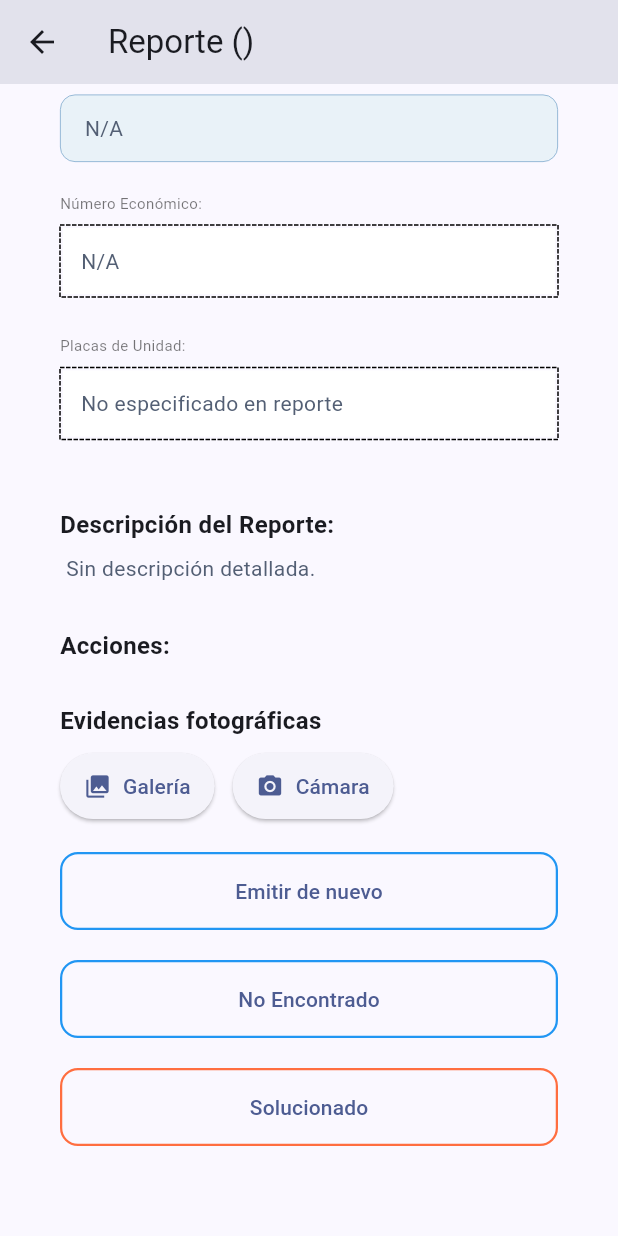
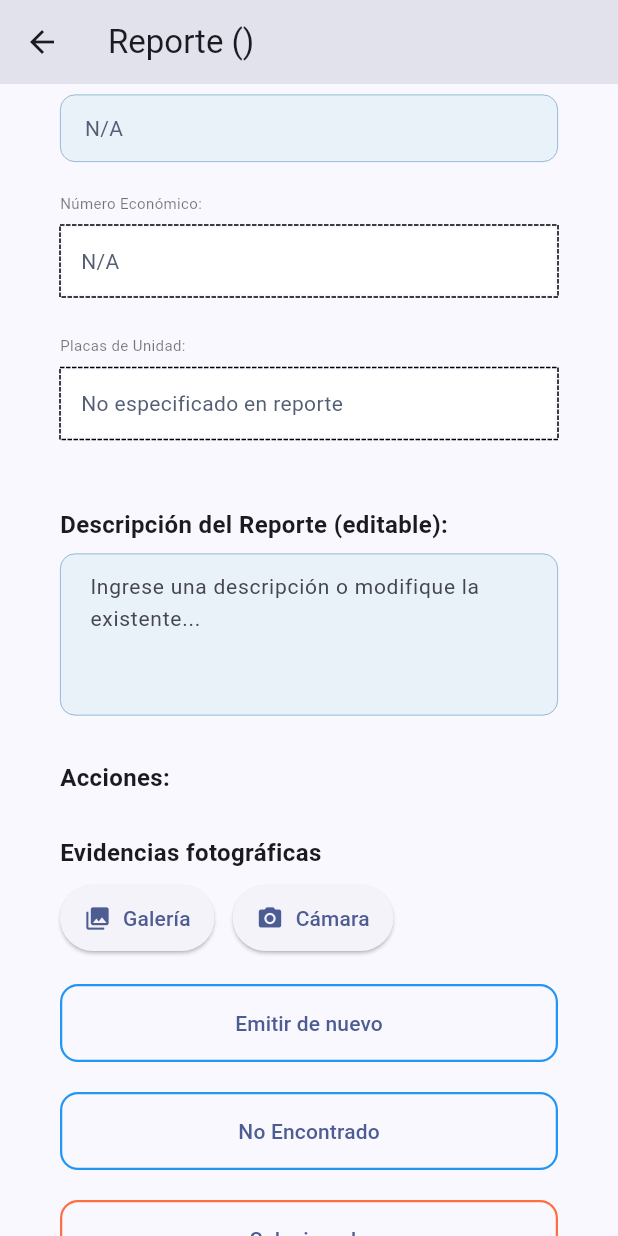
Before and after one commit to CoorsamexicoProgramadorJr/yard-safety-movil, a Flutter app: the ReporteDetailsPage screen opened directly with empty values, scrolled down 526 dp, on a phone screen of 412 x 824 dp. Run offline on Flutter 3.47's test engine with Material 3 defaults, Android fonts, the phone set to English and light mode, and no system bars; drawn by our look-alikes of dotted_border; our stand-ins replace circle_nav_bar, image_picker, shared_preferences; missing offline and left inert: dart_pusher_channels; accounts and stored records are empty.

Commit message:
ya quedo todo listo para funcionar

```diff
--- a/lib/config/app_config.dart
+++ b/lib/config/app_config.dart
@@ -1,4 +1,4 @@
 class AppConfig {
   //static const String baseUrl = "https://yard-safety-web-401457559403.us-central1.run.app/api/v1";
-  static const String baseUrl = "http://192.168.5.40:8000/api/v1"; // local
+  static const String baseUrl = "http://192.168.1.71:8000/api/v1"; // local
 }
--- a/lib/models/menu_rep.dart
+++ b/lib/models/menu_rep.dart
@@ -6,8 +6,13 @@ class MenuRep {
   final String unidad; // puede ser null
   final String empresa; // empresa_reporte (puede ser null)
   final String gravedad; // status_reporte_nombre (ej: Abierto, Cerrado, etc)
-  final String catalogo; // no lo vi directo, pero podrías meter eventos[0].nombre
+  final String catalogo; // eventos[0].nombre
   final List<String> eventos;
+
+  // 💡 CAMPOS CRUCIALES AÑADIDOS
+  final String rondaEjecutadaId;
+  final String zonaId;
+  final String ubicacionId;
 
   MenuRep({
     required this.id,
@@ -19,17 +24,40 @@ class MenuRep {
     required this.gravedad,
     required this.catalogo,
     required this.eventos,
+    // Inicialización de los nuevos campos
+    required this.rondaEjecutadaId,
+    required this.zonaId,
+    required this.ubicacionId,
   });
 
   factory MenuRep.fromJson(Map<String, dynamic> json) {
+    final ubicacionData = json['ubicacion'] as Map<String, dynamic>?;
+
+    // 1. Extracción de IDs (necesarias para re-emisión)
+    // Asumimos 'ronda_ejecutada_id' en el nivel raíz o un valor por defecto.
+    final rondaEjecutadaId = json['ronda_ejecutada_id']?.toString() ?? '1';
+
+    // Las IDs de Zona y Ubicación están anidadas.
+    final zonaId = ubicacionData?['zona_id']?.toString() ?? '1';
+    final ubicacionId = ubicacionData?['ubicacion_id']?.toString() ?? '';
+
+    // 2. Extracción del resto de campos
     return MenuRep(
-      id: json['id'].toString(),
+      id: json['id']?.toString() ?? '',
       tipo: json['categoria_reporte_nombre'] ?? '',
       descripcion: json['descripcion'] ?? '',
-      ubicacion: json['ubicacion']?['zona_nombre'] ?? 'Sin ubicación',
-      unidad: json['unidad'] != null ? json['unidad']['numero_economico']?.toString() ?? 'NA' : 'NA',
-      empresa: json['empresa_reporte'] != null ? json['empresa_reporte']['empresa_reporte']?.toString() ?? 'NA' : 'NA',
+
+      // Se extrae el nombre de la zona desde el objeto anidado
+      ubicacion: ubicacionData?['zona_nombre'] ?? 'Sin ubicación',
+
+      unidad: json['unidad'] != null
+          ? json['unidad']['numero_economico']?.toString() ?? 'NA'
+          : 'NA',
+      empresa: json['empresa_reporte'] != null
+          ? json['empresa_reporte']['empresa_reporte']?.toString() ?? 'NA'
+          : 'NA',
       gravedad: json['status_reporte_nombre'] ?? 'Desconocida',
+
       catalogo: (json['eventos'] != null && json['eventos'].isNotEmpty)
           ? json['eventos'][0]['nombre'] ?? ''
           : '',
@@ -37,6 +65,11 @@ class MenuRep {
               ?.map((e) => e['nombre'].toString())
               .toList() ??
           [],
+
+      // 3. Asignación de los nuevos campos (solución al error de compilación)
+      rondaEjecutadaId: rondaEjecutadaId,
+      zonaId: zonaId,
+      ubicacionId: ubicacionId,
     );
   }
 }
--- a/lib/pantallas/reporte_details_page.dart
+++ b/lib/pantallas/reporte_details_page.dart
@@ -4,17 +4,11 @@ import 'package:http/http.dart' as http;
 import 'package:shared_preferences/shared_preferences.dart';
 import 'package:path/path.dart' as path;
 
-// Asegúrate de que esta ruta a MenuRep sea correcta.
 import '../models/menu_rep.dart';
 import 'package:dotted_border/dotted_border.dart';
 import '../widgets/image_input.dart';
-import '../config/app_config.dart'; // Asegúrate de que esta ruta sea correcta
+import '../config/app_config.dart';
 
-// ===============================================
-// WIDGETS DE SÓLO LECTURA (READ-ONLY)
-// ===============================================
-
-// Widget reutilizable para mostrar valores en estilo de campo de texto normal (NO editable)
 class ReportFormField extends StatelessWidget {
   final String labelText;
   final String valueText;
@@ -31,14 +25,12 @@ class ReportFormField extends StatelessWidget {
 
   @override
   Widget build(BuildContext context) {
-    // Estilo por defecto para la etiqueta
     final defaultLabelStyle = labelStyle ??
         const TextStyle(
           fontSize: 14.0,
           color: Color.fromARGB(255, 170, 171, 171),
         );
 
-    // Estilo por defecto para el valor
     final defaultValueStyle = valueStyle ??
         const TextStyle(
           fontSize: 14.0,
@@ -60,14 +52,13 @@ class ReportFormField extends StatelessWidget {
           padding: const EdgeInsets.symmetric(horizontal: 16.0, vertical: 12.0),
           decoration: BoxDecoration(
             borderRadius: BorderRadius.circular(10.0),
-            color: const Color.fromRGBO(233, 242, 248, 1), // Color de fondo
+            color: const Color.fromRGBO(233, 242, 248, 1),
             border: Border.all(
-              color: const Color.fromARGB(255, 120, 165, 202), // Borde
+              color: const Color.fromARGB(255, 120, 165, 202),
               width: .5,
             ),
           ),
           child: Text(
-            // Muestra 'N/A' si el valor está vacío
             valueText.isEmpty ? 'N/A' : valueText,
             style: defaultValueStyle,
           ),
@@ -77,7 +68,6 @@ class ReportFormField extends StatelessWidget {
   }
 }
 
-// Widget para mostrar valores con borde punteado (NO editable)
 class CustomTextField extends StatelessWidget {
   final String label;
   final String value;
@@ -99,12 +89,10 @@ class CustomTextField extends StatelessWidget {
               style: const TextStyle(fontSize: 10, color: Colors.black54)),
           const SizedBox(height: 8),
           DottedBorder(
-            // **¡CORRECCIÓN! Se elimina el parámetro 'dashPattern' que causa el error.**
-            // Ahora solo se pasa el widget hijo.
             child: Container(
               width: double.infinity,
               padding: const EdgeInsets.symmetric(horizontal: 12, vertical: 12),
-              color: Colors.white, // Fondo del área de valor
+              color: Colors.white,
               child: Text(
                 value.isEmpty ? 'N/A' : value,
                 style: const TextStyle(
@@ -150,7 +138,7 @@ class _ReporteDetailsPageState extends State<ReporteDetailsPage> {
 
       late Uri uri;
 
-      // Endpoint según acción
+      // Endpoint según la acción
       if (action == "reenviar") {
         uri = Uri.parse("${AppConfig.baseUrl}/reportes/${widget.reporte.id}");
       } else if (action == "noEncontrado") {
@@ -163,23 +151,30 @@ class _ReporteDetailsPageState extends State<ReporteDetailsPage> {
         throw Exception("Acción no soportada");
       }
 
+      // 👇 Debug: Mostrar URL del endpoint
+      print("📡 Enviando reporte a: $uri");
+
       final request = http.MultipartRequest("POST", uri);
 
-      // Headers
       request.headers.addAll({
         "Authorization": "Bearer $token",
         "Accept": "application/json",
       });
 
       request.fields['_method'] = 'PUT';
-      request.fields['ronda_ejecutada_id'] = '1';
-      request.fields['zona_id'] = '1';
-      request.fields['ubicacion_id'] = '';
 
+      // 🚨 ZONA Y UBICACIÓN CORREGIDAS: Se usan las IDs del reporte original.
+      // Estas propiedades deben existir en tu modelo MenuRep y contener String o int.
+      // Usamos .toString() para asegurar que sean Strings para el MultipartRequest.
+      request.fields['ronda_ejecutada_id'] = widget.reporte.rondaEjecutadaId.toString();
+      request.fields['zona_id'] = widget.reporte.zonaId.toString();
+      request.fields['ubicacion_id'] = widget.reporte.ubicacionId.toString();
+
+      // La descripción es el valor actual del controlador (el que el usuario puede editar)
       if (action == "reenviar") {
         request.fields['descripcion'] = _descripcionController.text.isNotEmpty
             ? _descripcionController.text
-            : 'Este es un reporte reenviado automáticamente desde la aplicación móvil';
+            : 'Este es un reporte reenviado automáticamente desde la app móvil';
       }
 
       if (action == "noEncontrado") {
@@ -191,10 +186,12 @@ class _ReporteDetailsPageState extends State<ReporteDetailsPage> {
       if (action == "solucionado") {
         request.fields['descripcion'] = _descripcionController.text.isNotEmpty
             ? _descripcionController.text
-            : 'Estatus actualizado: NO ENCONTRADO';
+            : 'Estatus actualizado: SOLUCIONADO';
       }
 
-      // Imágenes (común a todas las acciones)
+      // 👇 Debug: Mostrar campos enviados
+      print("🧾 Campos enviados: ${request.fields}");
+
       for (var image in _selectedImages) {
         request.files.add(await http.MultipartFile.fromPath(
           'imagenes[]',
@@ -203,20 +200,30 @@ class _ReporteDetailsPageState extends State<ReporteDetailsPage> {
         ));
       }
 
-      print("Enviando campos: ${request.fields}");
+      // 👇 Debug: Mostrar cantidad de imágenes
+      print("📸 Imágenes adjuntas: ${_selectedImages.length}");
+
       final streamedResponse = await request.send();
       final response = await http.Response.fromStream(streamedResponse);
-      print("Body: ${response.body}");
 
-      if (response.statusCode == 200 || response.statusCode == 201) {
-        _showSnackBar('Acción "$action" realizada con éxito');
+      // 👇 Debug: Mostrar respuesta del servidor
+      print("📥 Respuesta del servidor [${response.statusCode}]: ${response.body}");
+
+      // Se incluye el código de estado 204 como éxito
+      if (response.statusCode == 200 ||
+          response.statusCode == 201 ||
+          response.statusCode == 204) {
+
+        _showSnackBar('✅ Acción "$action" realizada con éxito');
         if (mounted) {
+          // Devolver 'true' para que la pantalla anterior recargue la lista
           Navigator.pop(context, true);
         }
       } else {
         throw Exception('Error al enviar reporte: ${response.body}');
       }
     } catch (e) {
+      print("❌ Error al enviar reporte: $e");
       _showSnackBar('Error: $e');
     } finally {
       if (mounted) {
@@ -237,6 +244,7 @@ class _ReporteDetailsPageState extends State<ReporteDetailsPage> {
   @override
   void initState() {
     super.initState();
+    // Carga la descripción actual del reporte en el controlador
     _descripcionController.text = widget.reporte.descripcion;
   }
 
@@ -263,7 +271,7 @@ class _ReporteDetailsPageState extends State<ReporteDetailsPage> {
         child: Column(
           crossAxisAlignment: CrossAxisAlignment.start,
           children: [
-            // --- Campos con datos del Reporte ---
+            // Los siguientes campos son de solo lectura
             ReportFormField(
               labelText: 'ID del Reporte:',
               valueText: widget.reporte.id,
@@ -271,60 +279,82 @@ class _ReporteDetailsPageState extends State<ReporteDetailsPage> {
             const SizedBox(height: 20.0),
             ReportFormField(
               labelText: 'Zona:',
-              valueText: widget.reporte.ubicacion, // <- Dato del reporte
+              valueText: widget.reporte.ubicacion,
             ),
             const SizedBox(height: 20.0),
             ReportFormField(
               labelText: 'Empresa:',
-              valueText: widget.reporte.empresa, // <- Dato del reporte
+              valueText: widget.reporte.empresa,
             ),
             const SizedBox(height: 20.0),
             ReportFormField(
               labelText: 'Tipo de Reporte:',
-              valueText: widget.reporte.tipo, // <- Dato del reporte
+              valueText: widget.reporte.tipo,
             ),
             const SizedBox(height: 20.0),
             ReportFormField(
               labelText: 'Gravedad (Status):',
-              valueText: widget.reporte.gravedad, // <- Dato del reporte
+              valueText: widget.reporte.gravedad,
             ),
             const SizedBox(height: 20.0),
             ReportFormField(
               labelText: 'Catálogo (Evento Principal):',
-              valueText: widget.reporte.catalogo, // <- Dato del reporte
+              valueText: widget.reporte.catalogo,
             ),
             const SizedBox(height: 20.0),
             CustomTextField(
               label: 'Número Económico:',
-              value: widget.reporte.unidad, // <- Dato del reporte
+              value: widget.reporte.unidad,
             ),
             const CustomTextField(
               label: 'Placas de Unidad:',
               value: 'No especificado en reporte',
             ),
             const SizedBox(height: 20.0),
+
+            // 🚨 CAMPO EDITABLE: Descripción del Reporte
             const Text(
-              'Descripción del Reporte:',
+              'Descripción del Reporte (editable):',
               style: TextStyle(
                 fontSize: 16.0,
                 fontWeight: FontWeight.bold,
               ),
             ),
             const SizedBox(height: 8.0),
-            Padding(
-              padding: const EdgeInsets.symmetric(horizontal: 4.0),
-              child: Text(
-                widget.reporte.descripcion.isEmpty
-                    ? 'Sin descripción detallada.'
-                    : widget.reporte.descripcion, // <- Dato del reporte
-                style: const TextStyle(
-                  fontSize: 14.0,
-                  color: Color.fromARGB(255, 83, 95, 116),
+            TextFormField(
+              controller: _descripcionController,
+              maxLines: 4,
+              decoration: InputDecoration(
+                hintText: 'Ingrese una descripción o modifique la existente...',
+                border: OutlineInputBorder(
+                  borderRadius: BorderRadius.circular(10.0),
+                  borderSide: const BorderSide(
+                    color: Color.fromARGB(255, 120, 165, 202),
+                    width: .5,
+                  ),
+                ),
+                enabledBorder: OutlineInputBorder(
+                  borderRadius: BorderRadius.circular(10.0),
+                  borderSide: const BorderSide(
+                    color: Color.fromARGB(255, 120, 165, 202),
+                    width: .5,
+                  ),
+                ),
+                fillColor: const Color.fromRGBO(233, 242, 248, 1),
+                filled: true,
+                contentPadding: const EdgeInsets.symmetric(
+                  horizontal: 16.0,
+                  vertical: 12.0,
                 ),
               ),
+              style: const TextStyle(
+                fontSize: 14.0,
+                color: Color.fromARGB(255, 83, 95, 116),
+              ),
             ),
+            // Fin del campo editable
+
             const SizedBox(height: 30.0),
-            // --- Botones de Acción ---
             const Text(
               'Acciones:',
               style: TextStyle(
@@ -337,7 +367,6 @@ class _ReporteDetailsPageState extends State<ReporteDetailsPage> {
               crossAxisAlignment: CrossAxisAlignment.stretch,
               children: [
                 const SizedBox(height: 12),
-                // Componente para subir imágenes
                 ImageInput(
                   images: _selectedImages,
                   onImagesChanged: (images) {
@@ -370,7 +399,8 @@ class _ReporteDetailsPageState extends State<ReporteDetailsPage> {
                     ),
                     padding: const EdgeInsets.symmetric(vertical: 16),
                   ),
-                  onPressed: _isLoading ? null : () => _submitReport("noEncontrado"),
+                  onPressed:
+                      _isLoading ? null : () => _submitReport("noEncontrado"),
                   child: _isLoading
                       ? const CircularProgressIndicator()
                       : const Text("No Encontrado"),
@@ -378,13 +408,15 @@ class _ReporteDetailsPageState extends State<ReporteDetailsPage> {
                 const SizedBox(height: 20),
                 OutlinedButton(
                   style: OutlinedButton.styleFrom(
-                    side: const BorderSide(color: Colors.deepOrangeAccent, width: 1.5),
+                    side:
+                        const BorderSide(color: Colors.deepOrangeAccent, width: 1.5),
                     shape: RoundedRectangleBorder(
                       borderRadius: BorderRadius.circular(12),
                     ),
                     padding: const EdgeInsets.symmetric(vertical: 16),
                   ),
-                  onPressed: _isLoading ? null : () => _submitReport("solucionado"),
+                  onPressed:
+                      _isLoading ? null : () => _submitReport("solucionado"),
                   child: _isLoading
                       ? const CircularProgressIndicator()
                       : const Text("Solucionado"),
@@ -393,10 +425,8 @@ class _ReporteDetailsPageState extends State<ReporteDetailsPage> {
               ],
             ),
           ],
-        )
-        ,
-      )
-      ,
+        ),
+      ),
     );
   }
 }
```
Also changed, not shown: lib/pantallas/menu_reportes_page.dart (+39 -14 lines), lib/pantallas/new_report_screen.dart (+12 -56 lines).
